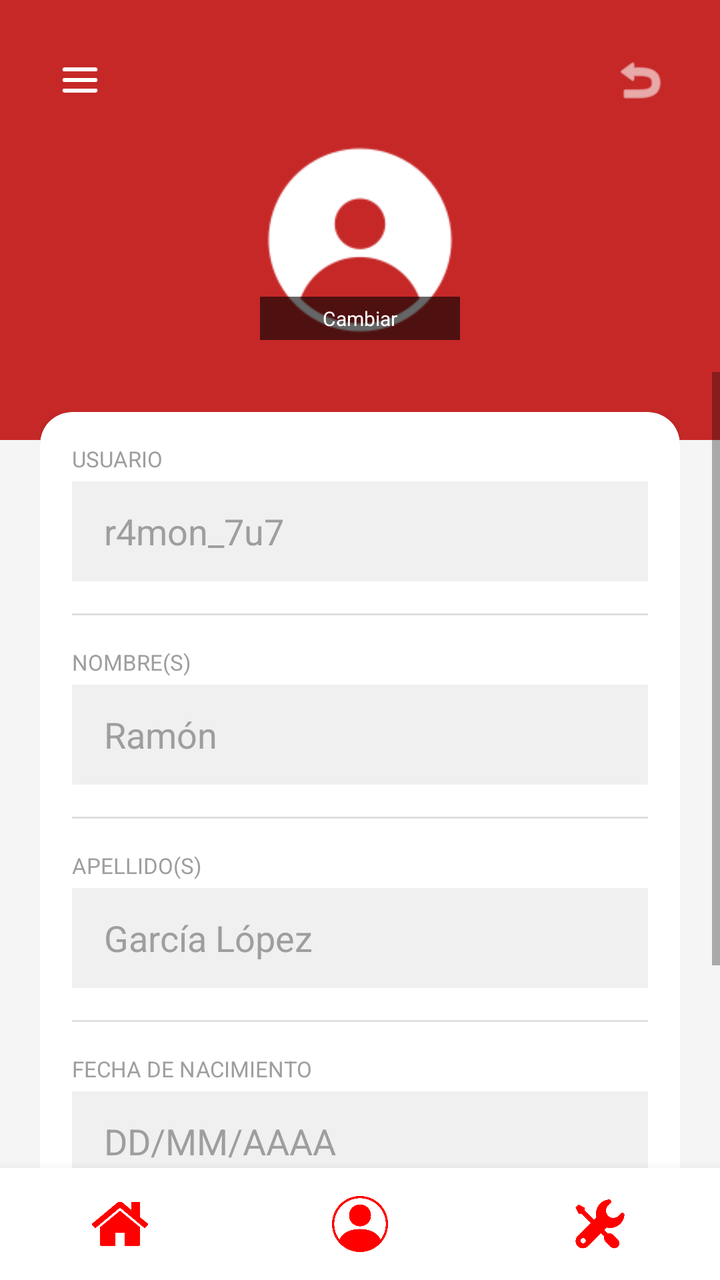
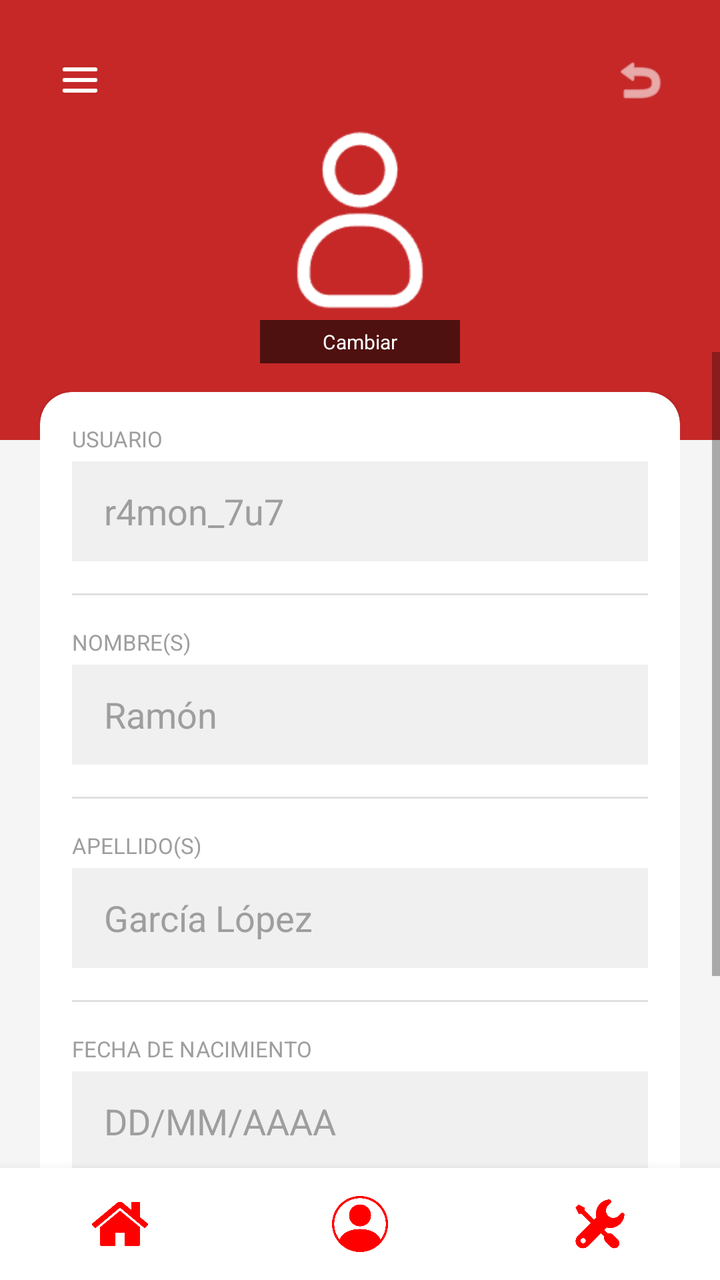

An Android layout rendered at two revisions. The XML below is the earlier revision; the diff shows what the commit changed to produce the second picture.
<!-- AndroidManifest.xml: application theme Theme.ActivaESCOM -->
<!-- res/layout/activity_editar_perfil.xml -->
<?xml version="1.0" encoding="utf-8"?>
<androidx.drawerlayout.widget.DrawerLayout xmlns:android="http://schemas.android.com/apk/res/android"
    xmlns:app="http://schemas.android.com/apk/res-auto"
    android:id="@+id/drawerLayout"
    android:layout_width="match_parent"
    android:layout_height="match_parent">

    <androidx.constraintlayout.widget.ConstraintLayout
        android:layout_width="match_parent"
        android:layout_height="match_parent"
        android:background="@color/gray_background">

        
        <View
            android:layout_width="match_parent"
            android:layout_height="220dp"
            android:background="@color/red_1"
            app:layout_constraintTop_toTopOf="parent" />

        
        <ImageButton
            android:id="@+id/btnHamburguesa"
            android:layout_width="48dp"
            android:layout_height="48dp"
            android:background="@color/red_1"
            android:padding="8dp"
            android:scaleType="fitCenter"
            android:src="@drawable/navigation"
            android:layout_marginStart="16dp"
            android:layout_marginTop="16dp"
            app:layout_constraintStart_toStartOf="parent"
            app:layout_constraintTop_toTopOf="parent" />

        <ImageButton
            android:id="@+id/btnRegresar"
            android:layout_width="48dp"
            android:layout_height="48dp"
            android:background="@color/red_1"
            android:padding="10dp"
            android:scaleType="fitCenter"
            android:src="@android:drawable/ic_menu_revert"
            android:layout_marginEnd="16dp"
            android:layout_marginTop="16dp"
            app:tint="@color/white"
            app:layout_constraintEnd_toEndOf="parent"
            app:layout_constraintTop_toTopOf="parent" />

        <FrameLayout
            android:id="@+id/frameAvatar"
            android:layout_width="100dp"
            android:layout_height="100dp"
            android:layout_marginTop="70dp"
            android:background="@color/red_800"
            android:clickable="true"
            android:focusable="true"
            app:layout_constraintEnd_toEndOf="parent"
            app:layout_constraintStart_toStartOf="parent"
            app:layout_constraintTop_toTopOf="parent">

            <ImageView
                android:id="@+id/imgPerfil"
                android:layout_width="match_parent"
                android:layout_height="match_parent"
                android:scaleType="centerCrop"
                android:src="@drawable/profile_default"
                app:tint="@color/white" />

            
            <TextView
                android:layout_width="match_parent"
                android:layout_height="wrap_content"
                android:layout_gravity="bottom"
                android:background="#99000000"
                android:gravity="center"
                android:paddingVertical="4dp"
                android:text="Cambiar"
                android:textColor="@color/white"
                android:textSize="10sp" />
        </FrameLayout>

        
        <ScrollView
            android:layout_width="match_parent"
            android:layout_height="0dp"
            android:layout_marginTop="16dp"
            app:layout_constraintTop_toBottomOf="@id/frameAvatar"
            app:layout_constraintBottom_toTopOf="@id/bottomNavBar">

            <LinearLayout
                android:layout_width="match_parent"
                android:layout_height="wrap_content"
                android:orientation="vertical"
                android:padding="20dp">

                <androidx.cardview.widget.CardView
                    android:layout_width="match_parent"
                    android:layout_height="wrap_content"
                    android:layout_marginBottom="20dp"
                    app:cardCornerRadius="16dp"
                    app:cardElevation="2dp">

                    <LinearLayout
                        android:layout_width="match_parent"
                        android:layout_height="wrap_content"
                        android:orientation="vertical"
                        android:padding="16dp">

                        
                        <TextView
                            android:layout_width="wrap_content"
                            android:layout_height="wrap_content"
                            android:text="USUARIO"
                            android:textColor="@color/gray_text"
                            android:textSize="11sp" />

                        <EditText
                            android:id="@+id/etUsuario"
                            android:layout_width="match_parent"
                            android:layout_height="50dp"
                            android:layout_marginTop="4dp"
                            android:background="#F0F0F0"
                            android:hint="r4mon_7u7"
                            android:inputType="text"
                            android:paddingHorizontal="16dp"
                            android:textColorHint="@color/text_gray"/>

                        <View
                            android:layout_width="match_parent"
                            android:layout_height="1dp"
                            android:layout_marginVertical="16dp"
                            android:background="@color/gray_light" />

                        
                        <TextView
                            android:layout_width="wrap_content"
                            android:layout_height="wrap_content"
                            android:text="NOMBRE(S)"
                            android:textColor="@color/gray_text"
                            android:textSize="11sp" />

                        <EditText
                            android:id="@+id/etNombre"
                            android:layout_width="match_parent"
                            android:layout_height="50dp"
                            android:layout_marginTop="4dp"
                            android:background="#F0F0F0"
                            android:hint="Ramón"
                            android:inputType="textPersonName"
                            android:paddingHorizontal="16dp"
                            android:textColorHint="@color/text_gray"/>

                        <View
                            android:layout_width="match_parent"
                            android:layout_height="1dp"
                            android:layout_marginVertical="16dp"
                            android:background="@color/gray_light" />

                        
                        <TextView
                            android:layout_width="wrap_content"
                            android:layout_height="wrap_content"
                            android:text="APELLIDO(S)"
                            android:textColor="@color/gray_text"
                            android:textSize="11sp" />

                        <EditText
                            android:id="@+id/etApellido"
                            android:layout_width="match_parent"
                            android:layout_height="50dp"
                            android:layout_marginTop="4dp"
                            android:background="#F0F0F0"
                            android:hint="García López"
                            android:inputType="textPersonName"
                            android:paddingHorizontal="16dp"
                            android:textColorHint="@color/text_gray"/>

                        <View
                            android:layout_width="match_parent"
                            android:layout_height="1dp"
                            android:layout_marginVertical="16dp"
                            android:background="@color/gray_light" />

                        
                        <TextView
                            android:layout_width="wrap_content"
                            android:layout_height="wrap_content"
                            android:text="FECHA DE NACIMIENTO"
                            android:textColor="@color/gray_text"
                            android:textSize="11sp" />

                        
                        <EditText
                            android:id="@+id/etFechaNacimiento"
                            android:layout_width="match_parent"
                            android:layout_height="50dp"
                            android:layout_marginTop="4dp"
                            android:background="#F0F0F0"
                            android:hint="DD/MM/AAAA"
                            android:focusable="false"
                            android:focusableInTouchMode="false"
                            android:cursorVisible="false"
                            android:clickable="true"
                            android:paddingHorizontal="16dp"
                            android:textColorHint="@color/text_gray"/>

                    </LinearLayout>
                </androidx.cardview.widget.CardView>

                <Button
                    android:id="@+id/btnGuardarCambios"
                    android:layout_width="match_parent"
                    android:layout_height="60dp"
                    android:layout_marginBottom="8dp"
                    android:backgroundTint="@color/red_1"
                    android:text="GUARDAR CAMBIOS"
                    android:textColor="@color/white"
                    android:textStyle="bold" />

            </LinearLayout>
        </ScrollView>

        <include
            android:id="@+id/bottomNavBar"
            layout="@layout/bottom_navigation"
            android:layout_width="match_parent"
            android:layout_height="56dp"
            app:layout_constraintBottom_toBottomOf="parent"
            app:layout_constraintEnd_toEndOf="parent"
            app:layout_constraintStart_toStartOf="parent" />

    </androidx.constraintlayout.widget.ConstraintLayout>

    <com.google.android.material.navigation.NavigationView
        android:id="@+id/navigationView"
        android:layout_width="wrap_content"
        android:layout_height="match_parent"
        android:layout_gravity="start"
        android:background="@color/white"
        app:headerLayout="@layout/nav_header"
        app:menu="@menu/nav_menu" />

</androidx.drawerlayout.widget.DrawerLayout>
<!-- res/layout/bottom_navigation.xml (included above) -->
<?xml version="1.0" encoding="utf-8"?>
<LinearLayout xmlns:android="http://schemas.android.com/apk/res/android"
    android:id="@+id/bottomNavBar"
    android:layout_width="match_parent"
    android:layout_height="56dp"
    android:orientation="horizontal"
    android:background="@color/white"
    android:elevation="8dp">

    <ImageButton
        android:id="@+id/navInicio"
        android:layout_width="0dp"
        android:layout_height="match_parent"
        android:layout_weight="1"
        android:src="@drawable/home"
        android:background="?attr/selectableItemBackgroundBorderless"
        android:scaleType="fitCenter"
        android:padding="14dp" />
    <ImageButton
    android:id="@+id/navPerfil"
    android:layout_width="0dp"
    android:layout_height="match_parent"
    android:layout_weight="1"
    android:src="@drawable/profile"
    android:background="?attr/selectableItemBackgroundBorderless"
    android:scaleType="fitCenter"
    android:padding="14dp" />
    <ImageButton
    android:id="@+id/navConfig"
    android:layout_width="0dp"
    android:layout_height="match_parent"
    android:layout_weight="1"
    android:src="@drawable/settings"
    android:background="?attr/selectableItemBackgroundBorderless"
    android:scaleType="fitCenter"
    android:padding="14dp" /> </LinearLayout>
<!-- res/layout/nav_header.xml (included above) -->
<?xml version="1.0" encoding="utf-8"?>
<LinearLayout xmlns:android="http://schemas.android.com/apk/res/android"
    android:layout_width="match_parent"
    android:layout_height="match_parent"
    android:orientation="vertical"
    android:background="@color/white">

    <LinearLayout
        android:layout_width="311dp"
        android:layout_height="180dp"
        android:background="@color/red_900"
        android:gravity="bottom"
        android:orientation="vertical"
        android:padding="20dp">

        <ImageView
            android:layout_width="60dp"
            android:layout_height="60dp"
            android:src="@drawable/navigation"
            android:tint="@color/white" />

        <TextView
            android:layout_width="wrap_content"
            android:layout_height="wrap_content"
            android:layout_marginTop="12dp"
            android:text="EntrenaIPN"
            android:textColor="@color/white"
            android:textSize="20sp"
            android:textStyle="bold" />

        <TextView
            android:layout_width="wrap_content"
            android:layout_height="wrap_content"
            android:text="Ingeniería en Sistemas Computacionales"
            android:textColor="@color/red_300"
            android:textSize="14sp" />
    </LinearLayout>

    <LinearLayout
        android:layout_width="310dp"
        android:layout_height="wrap_content"
        android:orientation="vertical"
        android:paddingTop="15dp">

        <TextView
            android:id="@+id/menu_actividad"
            android:layout_width="match_parent"
            android:layout_height="wrap_content"
            android:background="?attr/selectableItemBackground"
            android:clickable="true"
            android:focusable="true"
            android:padding="16dp"
            android:text="🏠  Actividad"
            android:textColor="@color/black"
            android:textSize="16sp" />

        <TextView
            android:id="@+id/menu_progreso"
            android:layout_width="match_parent"
            android:layout_height="wrap_content"
            android:background="?attr/selectableItemBackground"
            android:clickable="true"
            android:focusable="true"
            android:padding="16dp"
            android:text="📈  Progreso semanal"
            android:textColor="@color/black"
            android:textSize="16sp" />

        <TextView
            android:id="@+id/menu_carrera"
            android:layout_width="match_parent"
            android:layout_height="wrap_content"
            android:background="?attr/selectableItemBackground"
            android:clickable="true"
            android:focusable="true"
            android:padding="16dp"
            android:text="🏃  Carrera matutina"
            android:textColor="@color/black"
            android:textSize="16sp" />

        <TextView
            android:id="@+id/menu_nuevo"
            android:layout_width="match_parent"
            android:layout_height="wrap_content"
            android:background="?attr/selectableItemBackground"
            android:clickable="true"
            android:focusable="true"
            android:padding="16dp"
            android:text="💪  Nuevo entrenamiento"
            android:textColor="@color/black"
            android:textSize="16sp" />

        
        <TextView
            android:id="@+id/menu_config"
            android:layout_width="match_parent"
            android:layout_height="wrap_content"
            android:background="?attr/selectableItemBackground"
            android:clickable="true"
            android:focusable="true"
            android:padding="16dp"
            android:text="⚙️  Configuración"
            android:textColor="@color/black"
            android:textSize="16sp" />

        <View
            android:layout_width="match_parent"
            android:layout_height="1dp"
            android:layout_marginHorizontal="16dp"
            android:layout_marginTop="8dp"
            android:background="@color/gray_light" />

        
        <TextView
            android:id="@+id/menu_logout"
            android:layout_width="match_parent"
            android:layout_height="wrap_content"
            android:background="?attr/selectableItemBackground"
            android:clickable="true"
            android:focusable="true"
            android:padding="16dp"
            android:text="🚪  Cerrar sesión"
            android:textColor="@color/red_900"
            android:textSize="16sp" />
    </LinearLayout>
</LinearLayout>
<!-- resources referenced by this layout -->
<resources>
  <color name="black">#FF000000</color>
  <color name="gray_background">#F5F5F5</color>
  <color name="gray_light">#E0E0E0</color>
  <color name="gray_text">#9E9E9E</color>
  <color name="red_1">#C62828</color>
  <color name="red_300">#EF9A9A</color>
  <color name="red_800">#C62828</color>
  <color name="red_900">#B71C1C</color>
  <color name="text_gray">#9E9E9E</color>
  <color name="white">#FFFFFFFF</color>
  <!-- drawable home: png bitmap (drawable, 15478 bytes) -->
  <!-- drawable navigation: png bitmap (drawable, 8970 bytes) -->
  <!-- drawable profile: png bitmap (drawable, 22269 bytes) -->
  <!-- drawable profile_default: png bitmap (drawable, 6470 bytes) -->
  <!-- drawable settings: png bitmap (drawable, 18368 bytes) -->
  <style name="Theme.ActivaESCOM" parent="Base.Theme.ActivaESCOM">
      </style>
  <style name="Base.Theme.ActivaESCOM" parent="Theme.MaterialComponents.DayNight.NoActionBar">
      </style>
</resources>

<!-- the commit's change to res/layout/activity_editar_perfil.xml (unified diff, before → after) -->
@@ -49,10 +49,9 @@
             android:id="@+id/frameAvatar"
             android:layout_width="100dp"
             android:layout_height="100dp"
-            android:layout_marginTop="70dp"
-            android:background="@color/red_800"
-            android:clickable="true"
-            android:focusable="true"
+            android:layout_marginTop="60dp"
+            android:background="@drawable/bg_circulo"
+            android:clipToOutline="true"
             app:layout_constraintEnd_toEndOf="parent"
             app:layout_constraintStart_toStartOf="parent"
             app:layout_constraintTop_toTopOf="parent">
@@ -62,21 +61,24 @@
                 android:layout_width="match_parent"
                 android:layout_height="match_parent"
                 android:scaleType="centerCrop"
-                android:src="@drawable/profile_default"
-                app:tint="@color/white" />
-
-            
-            <TextView
-                android:layout_width="match_parent"
-                android:layout_height="wrap_content"
-                android:layout_gravity="bottom"
-                android:background="#99000000"
-                android:gravity="center"
-                android:paddingVertical="4dp"
-                android:text="Cambiar"
-                android:textColor="@color/white"
-                android:textSize="10sp" />
+                android:src="@drawable/profile_default" />
         </FrameLayout>
+
+        <TextView
+            android:id="@+id/btnCambiarFoto"
+            android:layout_width="100dp"
+            android:layout_height="wrap_content"
+            android:background="#99000000"
+            android:gravity="center"
+            android:paddingVertical="4dp"
+            android:text="Cambiar"
+            android:textColor="@color/white"
+            android:textSize="10sp"
+            android:clickable="true"
+            android:focusable="true"
+            app:layout_constraintEnd_toEndOf="parent"
+            app:layout_constraintStart_toStartOf="parent"
+            app:layout_constraintTop_toBottomOf="@id/frameAvatar" />
 
         
         <ScrollView
<!-- resource entries referenced after the edit -->
@@ -10,10 +10,16 @@
   <color name="red_900">#B71C1C</color>
   <color name="text_gray">#9E9E9E</color>
   <color name="white">#FFFFFFFF</color>
+  <!-- drawable bg_circulo (drawable) -->
+  <?xml version="1.0" encoding="utf-8"?>
+  <shape xmlns:android="http://schemas.android.com/apk/res/android"
+      android:shape="oval">
+      <solid android:color="@color/red_800" />
+  </shape>
   <!-- drawable home: png bitmap (drawable, 15478 bytes) -->
   <!-- drawable navigation: png bitmap (drawable, 8970 bytes) -->
   <!-- drawable profile: png bitmap (drawable, 22269 bytes) -->
-  <!-- drawable profile_default: png bitmap (drawable, 6470 bytes) -->
+  <!-- drawable profile_default: png bitmap (drawable, 3596 bytes) -->
   <!-- drawable settings: png bitmap (drawable, 18368 bytes) -->
   <style name="Theme.ActivaESCOM" parent="Base.Theme.ActivaESCOM">
       </style>
